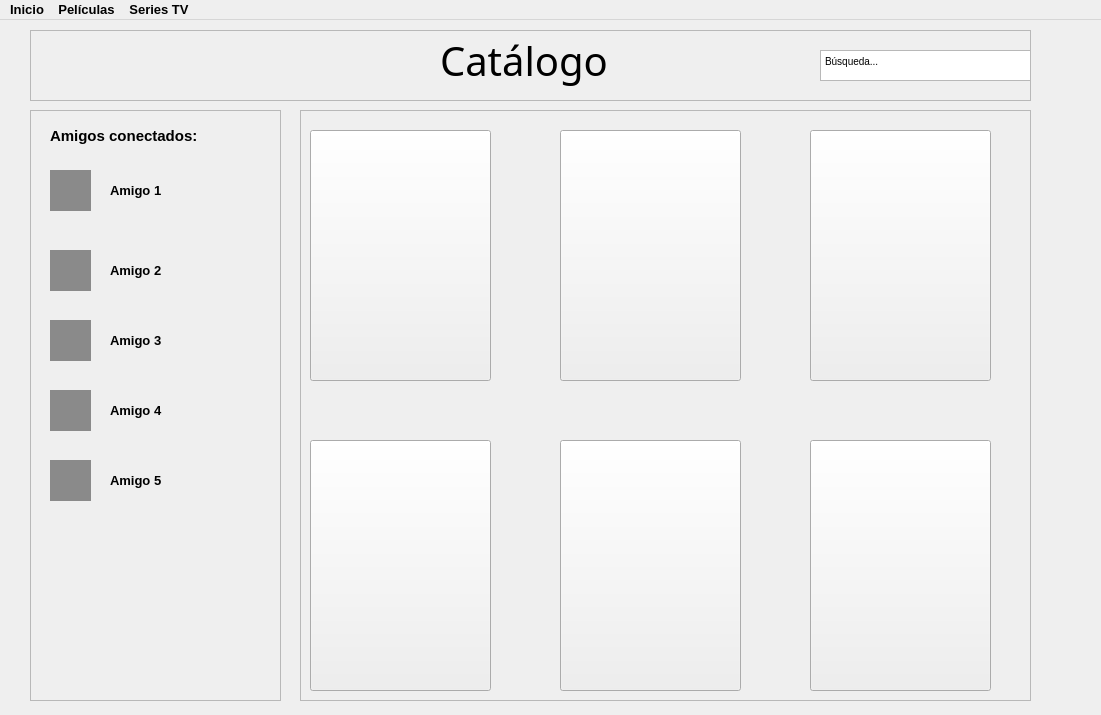
Above: diseno.ui from joanmase/Projecte before the change. Below: the same form after it.
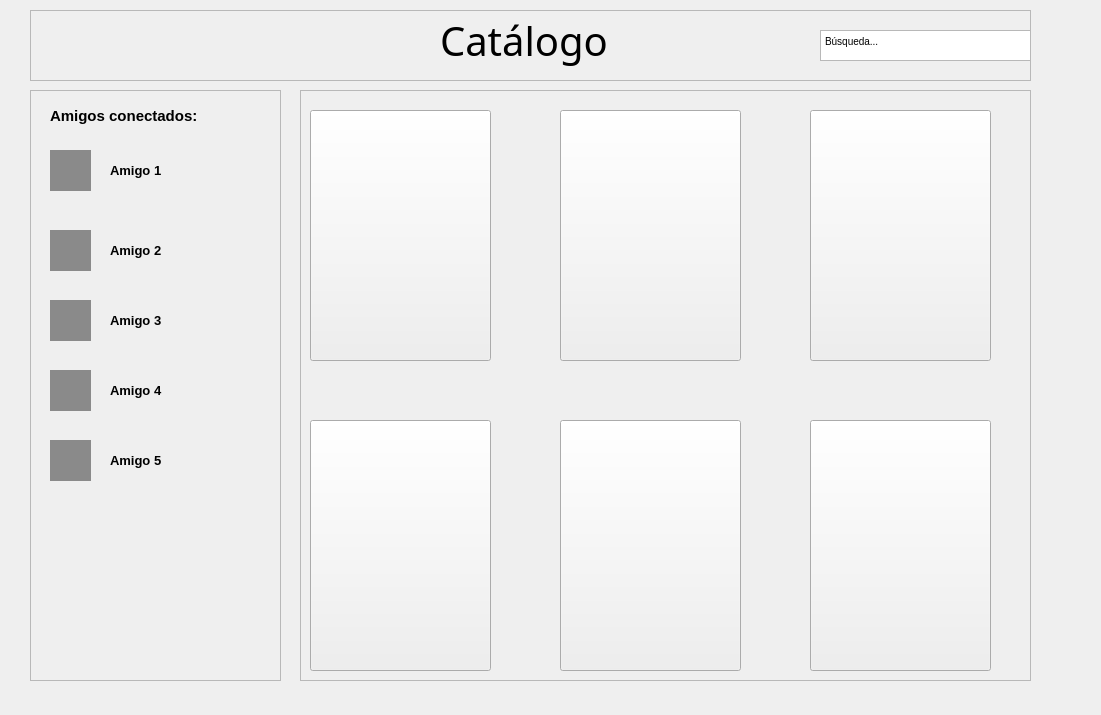
That is the form after the change. The open tabs and pages were chosen to show the change. Icons and pictures are not drawn.

Commit message: Diseño2

```diff
--- a/diseno.ui
+++ b/diseno.ui
@@ -21,71 +21,7 @@
    <string>MainWindow</string>
   </property>
   <widget class="QWidget" name="centralwidget">
-   <widget class="QLabel" name="label_14">
-    <property name="geometry">
-     <rect>
-      <x>40</x>
-      <y>210</y>
-      <width>41</width>
-      <height>41</height>
-     </rect>
-    </property>
-    <property name="styleSheet">
-     <string notr="true">border-image: url(:/usuario/guest.webp);</string>
-    </property>
-    <property name="text">
-     <string/>
-    </property>
-   </widget>
-   <widget class="QLabel" name="label_15">
-    <property name="geometry">
-     <rect>
-      <x>40</x>
-      <y>280</y>
-      <width>41</width>
-      <height>41</height>
-     </rect>
-    </property>
-    <property name="styleSheet">
-     <string notr="true">border-image: url(:/usuario/guest.webp);</string>
-    </property>
-    <property name="text">
-     <string/>
-    </property>
-   </widget>
-   <widget class="QLabel" name="label_16">
-    <property name="geometry">
-     <rect>
-      <x>40</x>
-      <y>350</y>
-      <width>41</width>
-      <height>41</height>
-     </rect>
-    </property>
-    <property name="styleSheet">
-     <string notr="true">border-image: url(:/usuario/guest.webp);</string>
-    </property>
-    <property name="text">
-     <string/>
-    </property>
-   </widget>
-   <widget class="QLabel" name="label_17">
-    <property name="geometry">
-     <rect>
-      <x>40</x>
-      <y>420</y>
-      <width>41</width>
-      <height>41</height>
-     </rect>
-    </property>
-    <property name="styleSheet">
-     <string notr="true">border-image: url(:/usuario/guest.webp);</string>
-    </property>
-    <property name="text">
-     <string/>
-    </property>
-   </widget>
-   <widget class="QStackedWidget" name="stackedWidget">
+   <widget class="QStackedWidget" name="pantallas">
     <property name="geometry">
      <rect>
       <x>10</x>
@@ -319,23 +255,6 @@
       <property name="frameShadow">
        <enum>QFrame::Raised</enum>
       </property>
-      <widget class="QLabel" name="label_2">
-       <property name="geometry">
-        <rect>
-         <x>10</x>
-         <y>20</y>
-         <width>181</width>
-         <height>251</height>
-        </rect>
-       </property>
-       <property name="styleSheet">
-        <string notr="true">
-border-image: url(:/prefijoNuevo/Cine/1561060629-51ebhJXUZqL.jpg);</string>
-       </property>
-       <property name="text">
-        <string/>
-       </property>
-      </widget>
       <widget class="QPushButton" name="Vengadores">
        <property name="geometry">
         <rect>
@@ -346,23 +265,7 @@
         </rect>
        </property>
        <property name="styleSheet">
-        <string notr="true">color: rgb(170, 255, 255);</string>
-       </property>
-       <property name="text">
-        <string/>
-       </property>
-      </widget>
-      <widget class="QLabel" name="label_4">
-       <property name="geometry">
-        <rect>
-         <x>260</x>
-         <y>20</y>
-         <width>181</width>
-         <height>251</height>
-        </rect>
-       </property>
-       <property name="styleSheet">
-        <string notr="true">border-image: url(:/prefijoNuevo/Cine/1580999639_454991_1581004466_album_normal.jpg);</string>
+        <string notr="true">border-image: url(:/prefijoNuevo/Cine/1561060629-51ebhJXUZqL.jpg);</string>
        </property>
        <property name="text">
         <string/>
@@ -377,22 +280,8 @@
          <height>251</height>
         </rect>
        </property>
-       <property name="text">
-        <string/>
-       </property>
-      </widget>
-      <widget class="QLabel" name="label_5">
-       <property name="geometry">
-        <rect>
-         <x>510</x>
-         <y>20</y>
-         <width>181</width>
-         <height>251</height>
-        </rect>
-       </property>
        <property name="styleSheet">
-        <string notr="true">
-border-image: url(:/prefijoNuevo/Cine/4c20811667fc8b619b2aab61c2e528f2.jpg);</string>
+        <string notr="true">border-image: url(:/prefijoNuevo/Cine/1580999639_454991_1581004466_album_normal.jpg);</string>
        </property>
        <property name="text">
         <string/>
@@ -407,21 +296,8 @@
          <height>251</height>
         </rect>
        </property>
-       <property name="text">
-        <string/>
-       </property>
-      </widget>
-      <widget class="QLabel" name="label_6">
-       <property name="geometry">
-        <rect>
-         <x>10</x>
-         <y>330</y>
-         <width>181</width>
-         <height>251</height>
-        </rect>
-       </property>
        <property name="styleSheet">
-        <string notr="true">border-image: url(:/prefijoNuevo/Cine/stranger-things-library-edition-volume-1-2320543.webp);</string>
+        <string notr="true">border-image: url(:/prefijoNuevo/Cine/4c20811667fc8b619b2aab61c2e528f2.jpg);</string>
        </property>
        <property name="text">
         <string/>
@@ -436,21 +312,8 @@
          <height>251</height>
         </rect>
        </property>
-       <property name="text">
-        <string/>
-       </property>
-      </widget>
-      <widget class="QLabel" name="label_8">
-       <property name="geometry">
-        <rect>
-         <x>260</x>
-         <y>330</y>
-         <width>181</width>
-         <height>251</height>
-        </rect>
-       </property>
        <property name="styleSheet">
-        <string notr="true">border-image: url(:/prefijoNuevo/Cine/la-casa-de-papel-temporada5-1628075736.jpg);</string>
+        <string notr="true">border-image: url(:/prefijoNuevo/Cine/stranger-things-library-edition-volume-1-2320543.webp);</string>
        </property>
        <property name="text">
         <string/>
@@ -465,21 +328,8 @@
          <height>251</height>
         </rect>
        </property>
-       <property name="text">
-        <string/>
-       </property>
-      </widget>
-      <widget class="QLabel" name="label_9">
-       <property name="geometry">
-        <rect>
-         <x>510</x>
-         <y>330</y>
-         <width>181</width>
-         <height>251</height>
-        </rect>
-       </property>
        <property name="styleSheet">
-        <string notr="true">border-image: url(:/prefijoNuevo/Cine/Downton.webp);</string>
+        <string notr="true">border-image: url(:/prefijoNuevo/Cine/la-casa-de-papel-temporada5-1628075736.jpg);</string>
        </property>
        <property name="text">
         <string/>
@@ -494,6 +344,9 @@
          <height>251</height>
         </rect>
        </property>
+       <property name="styleSheet">
+        <string notr="true">border-image: url(:/prefijoNuevo/Cine/Downton.webp);</string>
+       </property>
        <property name="text">
         <string/>
        </property>
@@ -868,53 +721,6 @@
      </widget>
     </widget>
    </widget>
-   <zorder>stackedWidget</zorder>
-   <zorder>label_14</zorder>
-   <zorder>label_15</zorder>
-   <zorder>label_16</zorder>
-   <zorder>label_17</zorder>
-  </widget>
-  <widget class="QMenuBar" name="menubar">
-   <property name="geometry">
-    <rect>
-     <x>0</x>
-     <y>0</y>
-     <width>1101</width>
-     <height>26</height>
-    </rect>
-   </property>
-   <widget class="QMenu" name="menuInicio">
-    <property name="title">
-     <string>Inicio</string>
-    </property>
-    <addaction name="actionUsuario"/>
-    <addaction name="actionAmigos"/>
-    <addaction name="actionSalir"/>
-   </widget>
-   <widget class="QMenu" name="menuPel_culas">
-    <property name="title">
-     <string>Películas</string>
-    </property>
-    <addaction name="actionAcci_n"/>
-    <addaction name="actionComedia"/>
-    <addaction name="actionDrama"/>
-    <addaction name="actionRom_ntica"/>
-    <addaction name="actionThriller"/>
-   </widget>
-   <widget class="QMenu" name="menuSeries_TV">
-    <property name="title">
-     <string>Series TV</string>
-    </property>
-    <addaction name="actionAcci_n_2"/>
-    <addaction name="actionComedia_2"/>
-    <addaction name="actionDrama_2"/>
-    <addaction name="actionRom_ntica_2"/>
-    <addaction name="actionThriller_2"/>
-    <addaction name="actionAnimaci_n"/>
-   </widget>
-   <addaction name="menuInicio"/>
-   <addaction name="menuPel_culas"/>
-   <addaction name="menuSeries_TV"/>
   </widget>
   <action name="actionUsuario">
    <property name="text">
```
Left out of the diff: 2 changed lines with no effect on the pictures. The commit also changes 1 other file.
